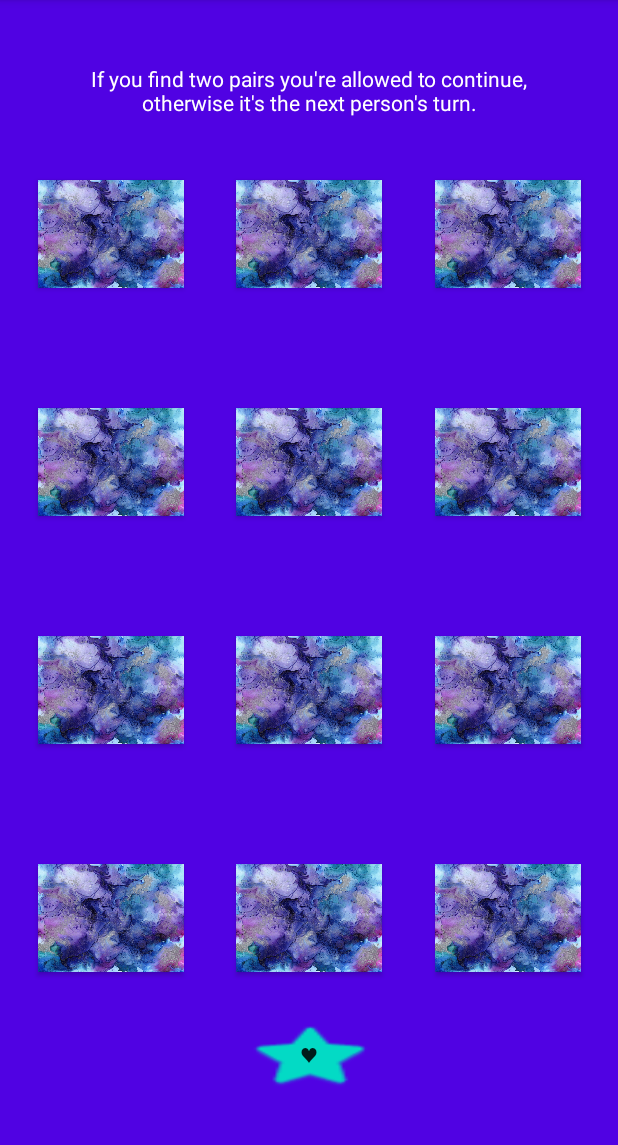
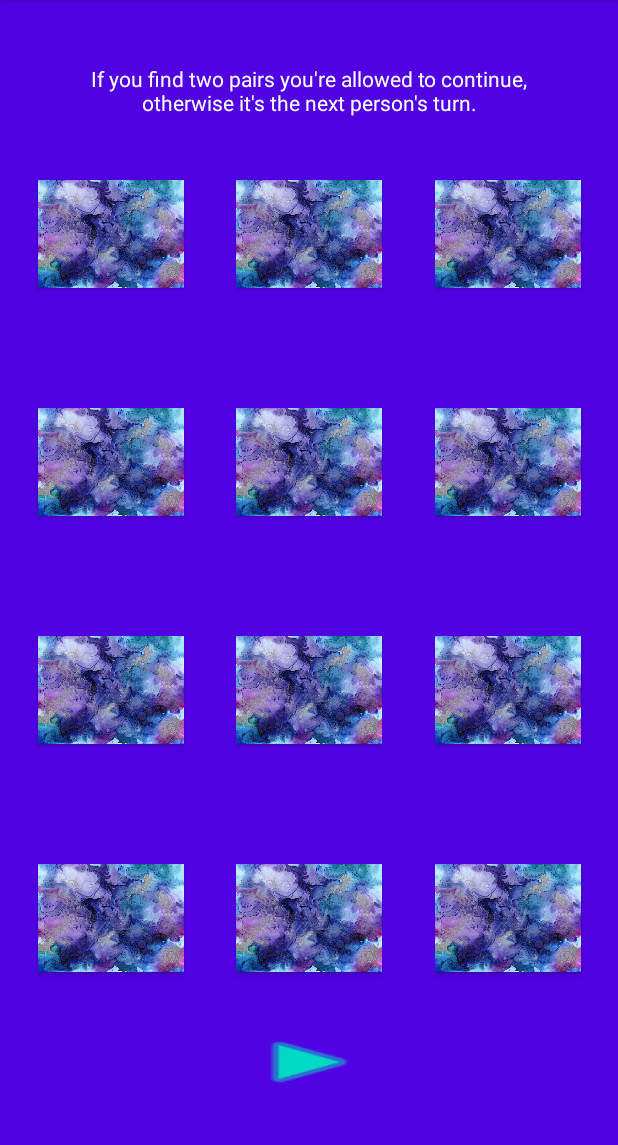
Before and after one commit to emmeline-mutka/Meowmory, an Android app: the GameActivity screen opened directly, with no data from a screen before it, on a phone screen of 412 x 824 dp, the part 84-1229 px from its top. Run offline under Robolectric (Android 15) with nearby library versions, the phone set to English and light mode, and no system bars; 2 statements that could not run were skipped.

Commit message:
Added some small fixes

```diff
--- a/app/src/main/java/com/example/meowmory/GameActivity.kt
+++ b/app/src/main/java/com/example/meowmory/GameActivity.kt
@@ -39,8 +39,6 @@ class GameActivity : AppCompatActivity() {
             startActivity(intent)
         }
 
-        // val alertDialogBuilder = AlertDialog.Builder(this)
-
         images.shuffle()
 
         for(i in 0..11) {
@@ -68,23 +66,13 @@ class GameActivity : AppCompatActivity() {
                     clicked = 0
                     totalCards++
                     goToFinish()
-                } /*else if (buttons[i].text != buttons[lastClicked].text) {
-                    turnBackCard(buttons[i])
-                }*/
+                }
                 } else if (clicked == 0) {
                 turnOver = false
+                }
             }
-            }
-
-
-
-            }
+        }
     }
-
-    /*fun turnBackCard (button: Button) {
-        button.setBackgroundResource(cardDown)
-        button.text = "cardDown"
-    }*/
 
    fun goToFinish () {
        if (totalCards == 6) {
--- a/app/src/main/res/layout/activity_game.xml
+++ b/app/src/main/res/layout/activity_game.xml
@@ -227,17 +227,10 @@
 
     <Button
         android:id="@+id/finishButton"
-        android:layout_width="wrap_content"
-        android:layout_height="wrap_content"
-        android:layout_marginStart="150dp"
-        android:layout_marginLeft="150dp"
-        android:layout_marginTop="20dp"
-        android:layout_marginEnd="150dp"
-        android:layout_marginRight="150dp"
-        android:layout_marginBottom="30dp"
-        android:background="@android:drawable/btn_star"
+        android:layout_width="81dp"
+        android:layout_height="40dp"
+        android:background="@android:drawable/ic_media_play"
         android:backgroundTint="@color/colorAccent"
-        android:text="♥"
         android:textSize="12dp"
         app:layout_constraintBottom_toBottomOf="parent"
         app:layout_constraintEnd_toEndOf="parent"
```
Also changed, not shown: app/src/main/res/layout/activity_finish.xml (+6 -4 lines), app/src/main/res/layout/activity_main.xml (+9 -11 lines).
